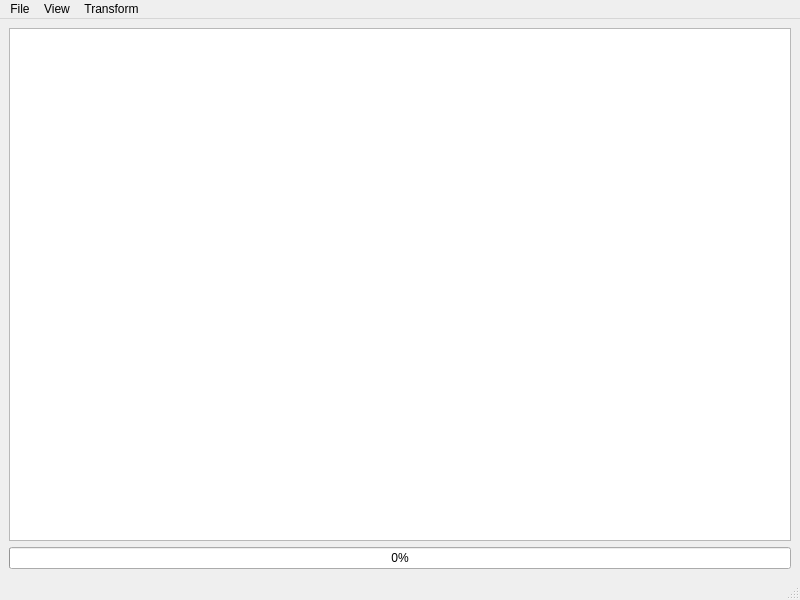
EnSpec/HySpex-Quicklook-Viewer, file graphics_app.ui: the form before one commit.
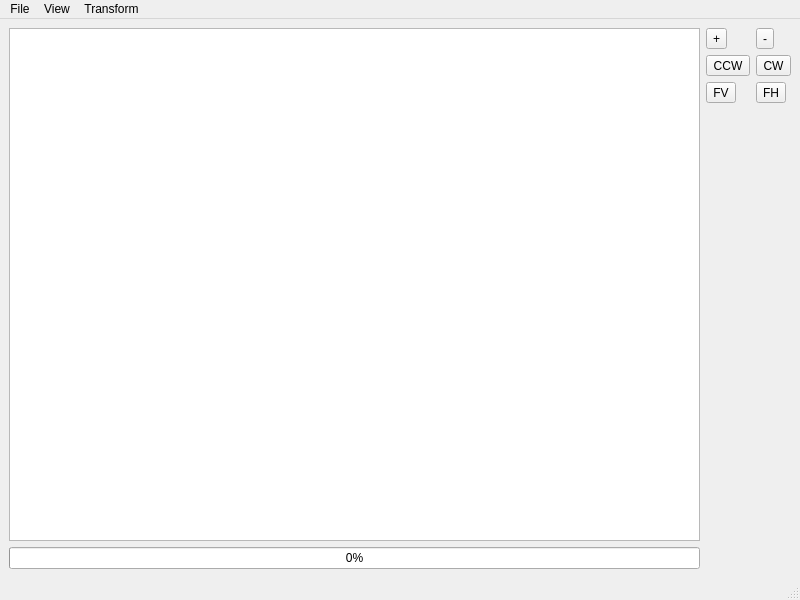
The form after the commit. Icons and pictures are not drawn.

The edit to the form file:
```diff
--- a/graphics_app.ui
+++ b/graphics_app.ui
@@ -25,6 +25,112 @@
       </property>
      </widget>
     </item>
+    <item row="0" column="1">
+     <layout class="QFormLayout" name="formLayout">
+      <item row="0" column="0">
+       <widget class="QToolButton" name="buttonZoomIn">
+        <property name="text">
+         <string>+</string>
+        </property>
+        <property name="icon">
+         <iconset>
+          <normaloff>Assets/icons8-zoom-in.png</normaloff>Assets/icons8-zoom-in.png</iconset>
+        </property>
+        <property name="iconSize">
+         <size>
+          <width>30</width>
+          <height>30</height>
+         </size>
+        </property>
+       </widget>
+      </item>
+      <item row="0" column="1">
+       <widget class="QToolButton" name="buttonZoomOut">
+        <property name="text">
+         <string>-</string>
+        </property>
+        <property name="icon">
+         <iconset>
+          <normaloff>Assets/icons8-zoom-out.png</normaloff>Assets/icons8-zoom-out.png</iconset>
+        </property>
+        <property name="iconSize">
+         <size>
+          <width>30</width>
+          <height>30</height>
+         </size>
+        </property>
+       </widget>
+      </item>
+      <item row="1" column="0">
+       <widget class="QToolButton" name="buttonRotateCCW">
+        <property name="text">
+         <string>CCW</string>
+        </property>
+        <property name="icon">
+         <iconset>
+          <normaloff>Assets/icons8-rotate-left-filled.png</normaloff>Assets/icons8-rotate-left-filled.png</iconset>
+        </property>
+        <property name="iconSize">
+         <size>
+          <width>30</width>
+          <height>30</height>
+         </size>
+        </property>
+       </widget>
+      </item>
+      <item row="1" column="1">
+       <widget class="QToolButton" name="buttonRotateCW">
+        <property name="text">
+         <string>CW</string>
+        </property>
+        <property name="icon">
+         <iconset>
+          <normaloff>Assets/icons8-rotate-right-filled.png</normaloff>Assets/icons8-rotate-right-filled.png</iconset>
+        </property>
+        <property name="iconSize">
+         <size>
+          <width>30</width>
+          <height>30</height>
+         </size>
+        </property>
+       </widget>
+      </item>
+      <item row="2" column="0">
+       <widget class="QToolButton" name="buttonFlipV">
+        <property name="text">
+         <string>FV</string>
+        </property>
+        <property name="icon">
+         <iconset>
+          <normaloff>Assets/icons8-flip-vertical-filled.png</normaloff>Assets/icons8-flip-vertical-filled.png</iconset>
+        </property>
+        <property name="iconSize">
+         <size>
+          <width>30</width>
+          <height>30</height>
+         </size>
+        </property>
+       </widget>
+      </item>
+      <item row="2" column="1">
+       <widget class="QToolButton" name="ButtonFlipH">
+        <property name="text">
+         <string>FH</string>
+        </property>
+        <property name="icon">
+         <iconset>
+          <normaloff>Assets/icons8-flip-horizontal-filled.png</normaloff>Assets/icons8-flip-horizontal-filled.png</iconset>
+        </property>
+        <property name="iconSize">
+         <size>
+          <width>30</width>
+          <height>30</height>
+         </size>
+        </property>
+       </widget>
+      </item>
+     </layout>
+    </item>
    </layout>
   </widget>
   <widget class="QMenuBar" name="menubar">
```
